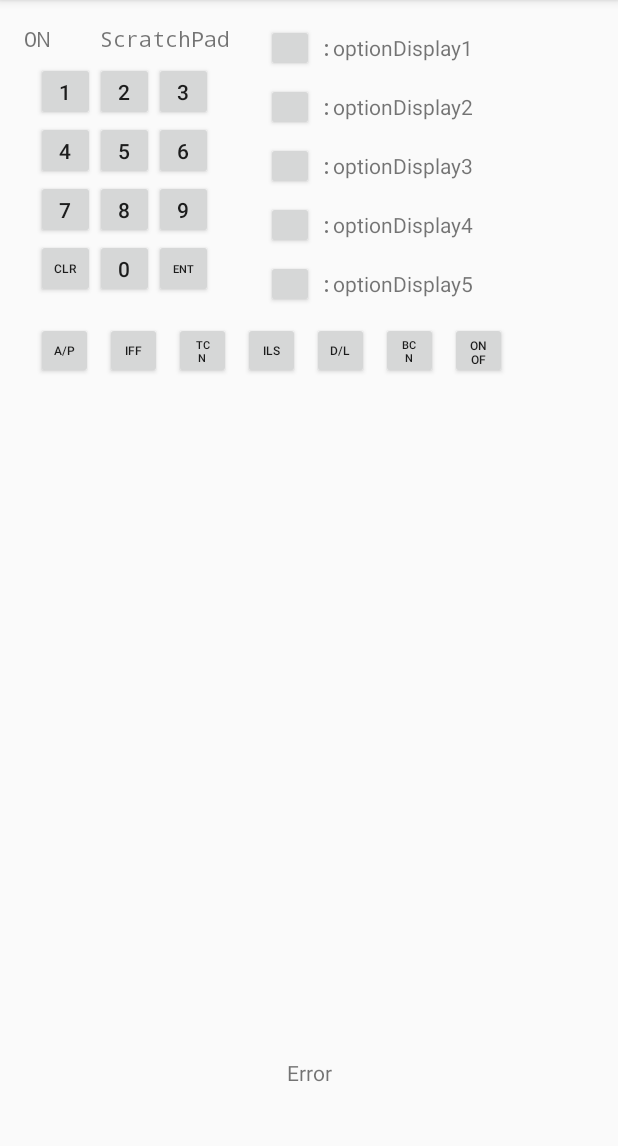
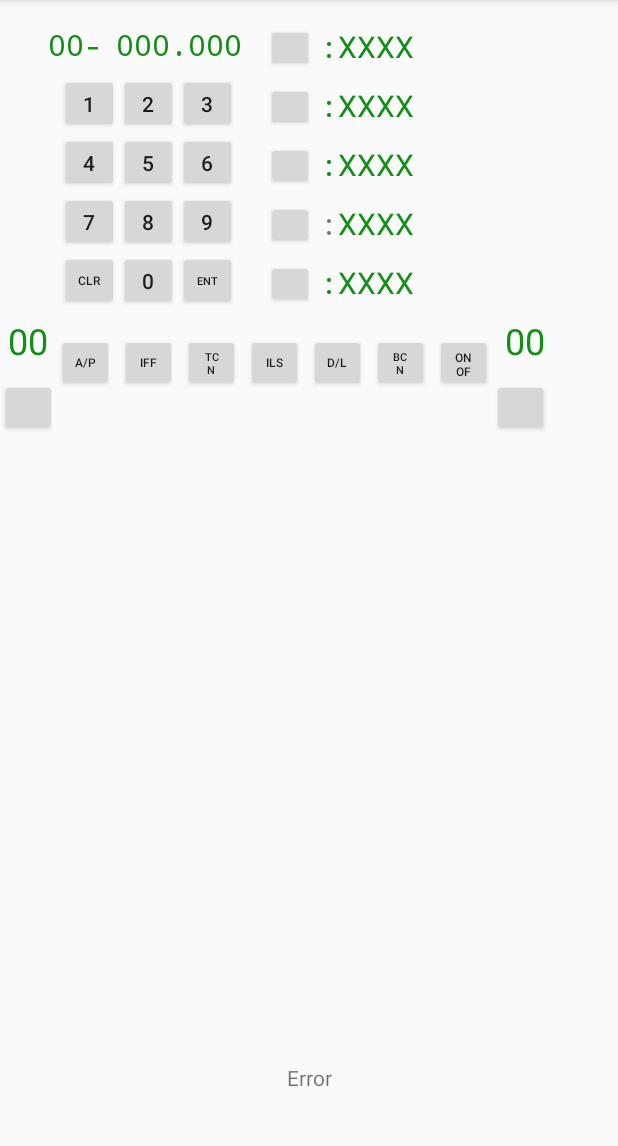
Before and after one commit to Qindal/Android_DCS_F18_UFC, an Android app: the screen it shows after launch (MainActivity), on a phone screen of 412 x 824 dp, the part 84-1230 px from its top. Run offline under Robolectric (Android 15) with nearby library versions, the phone set to English and light mode, and no system bars; 1 statement that could not run was skipped.

Commit message:
Added Comm 1 & 2 functionality

```diff
--- a/app/src/main/java/com/qindal/f18ufc/MainActivity.kt
+++ b/app/src/main/java/com/qindal/f18ufc/MainActivity.kt
@@ -6,11 +6,11 @@ import android.os.Message
 import android.util.Log
 import android.view.MotionEvent
 import android.view.View
-import android.widget.TextView
 import androidx.appcompat.app.AppCompatActivity
 import kotlinx.android.synthetic.main.activity_main.*
 import kotlinx.android.synthetic.main.fa18_ufc.*
 import java.lang.ref.WeakReference
+
 
 class MainActivity : AppCompatActivity(), View.OnTouchListener {
 
@@ -18,6 +18,12 @@ class MainActivity : AppCompatActivity(), View.OnTouchListener {
 
     private val TAG_WORKER_FRAGMENT = "ServerFragment"
     private var mServerFragment: ServerFragment? = null
+
+    // Variables for swype detection
+    private var y1: Float = 0f
+    private  var y2: Float = 0f
+    val MIN_DISTANCE = 150
+
 
     override fun onCreate(savedInstanceState: Bundle?) {
         super.onCreate(savedInstanceState)
@@ -78,6 +84,8 @@ class MainActivity : AppCompatActivity(), View.OnTouchListener {
         numeric9.setOnTouchListener(this)
         numericEnt.setOnTouchListener(this)
         numericCLR.setOnTouchListener(this)
+        btComm1.setOnTouchListener(this)
+        btComm2.setOnTouchListener(this)
     }
 
     // Numbers extracted from command_defs.lua
@@ -347,6 +355,50 @@ class MainActivity : AppCompatActivity(), View.OnTouchListener {
                     }
                 }
             }
+            btComm1 -> {
+                when (motionEvent.action){
+                    MotionEvent.ACTION_DOWN -> {
+                        mServerFragment?.newAction(8,1)
+                        y1 = motionEvent.y;
+                    }
+                    MotionEvent.ACTION_UP -> {
+                        y2 = motionEvent.y
+                        val deltaX = y2 - y1
+                        if (Math.abs(deltaX) > MIN_DISTANCE && y2 < y1) {
+                            mServerFragment?.newAction(33,1)
+                        }
+                        else if(Math.abs(deltaX) > MIN_DISTANCE && y2 > y1) {
+                            mServerFragment?.newAction(33,0)
+                        }
+                        else {
+                            mServerFragment?.newAction(8, 0)
+                        }
+                        view.performClick()
+                    }
+                }
+            }
+            btComm2 -> {
+                when (motionEvent.action){
+                    MotionEvent.ACTION_DOWN -> {
+                        mServerFragment?.newAction(9,1)
+                        y1 = motionEvent.y;
+                    }
+                    MotionEvent.ACTION_UP -> {
+                        y2 = motionEvent.y
+                        val deltaX = y2 - y1
+                        if (Math.abs(deltaX) > MIN_DISTANCE && y2 < y1) {
+                            mServerFragment?.newAction(34,1)
+                        }
+                        else if(Math.abs(deltaX) > MIN_DISTANCE && y2 > y1) {
+                            mServerFragment?.newAction(34,0)
+                        }
+                        else {
+                            mServerFragment?.newAction(9, 0)
+                        }
+                        view.performClick()
+                    }
+                }
+            }
         }
         return true
     }
@@ -362,6 +414,12 @@ class MainActivity : AppCompatActivity(), View.OnTouchListener {
             val activity: MainActivity? = currentActivity.get()
             if (activity != null) {
                 var messageText = message.data.getString("text")
+                if (messageText != null) {
+                    messageText = messageText.replace('`','1',false)
+                    messageText = messageText.replace('~','2',false)
+                    messageText = messageText.replace('_','-',false)
+                }
+
                 when (message.what) {
                     // optionDisplay1
                     1 -> activity.txtOptionDisplay1.text = messageText
@@ -389,6 +447,9 @@ class MainActivity : AppCompatActivity(), View.OnTouchListener {
                         else activity.txtString1.text =  " " }
                     62 -> {if(messageText!!.length > 0)  activity.txtString2.text =  messageText
                     else activity.txtString2.text =  " " }
+                    // comm displays
+                    71 -> activity.txtComm1.text = messageText
+                    72 -> activity.txtComm2.text = messageText
                 }
             }
         }
--- a/app/src/main/java/com/qindal/f18ufc/Server.kt
+++ b/app/src/main/java/com/qindal/f18ufc/Server.kt
@@ -152,6 +152,8 @@ class Server(_textHandler:Handler, _txtStatus:TextView) : Runnable {
                     "UFC_ScratchPadNumberDisplay" -> {msg.what = 6}
                     "UFC_ScratchPadString1Display"  -> {msg.what = 61}
                     "UFC_ScratchPadString2Display"  -> {msg.what = 62}
+                    "UFC_Comm1Display"  -> {msg.what = 71}
+                    "UFC_Comm2Display"  -> {msg.what = 72}
                 }
                 if(msg.what > 0){
                     //Log.v("LOG", "Sending " + msg.what + " -> " + words[w])
--- a/app/src/main/java/com/qindal/f18ufc/ServerFragment.kt
+++ b/app/src/main/java/com/qindal/f18ufc/ServerFragment.kt
@@ -24,7 +24,7 @@ class ServerFragment(private var textHandler: Handler, private var serverStatus
         // Retain this fragment across configuration changes.
         retainInstance = true
 
-        Log.w("LOG","ServerFragment onCreate()")
+        //Log.w("LOG","ServerFragment onCreate()")
         // Create and execute the background task.
         serverThread = Server(textHandler, serverStatus)
         val threadWithRunnable = Thread(serverThread)
@@ -38,7 +38,7 @@ class ServerFragment(private var textHandler: Handler, private var serverStatus
     }
 
     fun newAction(_button : Int, _inOut : Int) {
-        Log.w("LOG","ServerFragment newAction")
+        //Log.w("LOG","ServerFragment newAction")
         serverThread!!.newAction(_button, _inOut)
     }
 }
--- a/app/src/main/res/layout/fa18_ufc.xml
+++ b/app/src/main/res/layout/fa18_ufc.xml
@@ -15,8 +15,9 @@
             android:layout_width="wrap_content"
             android:layout_height="wrap_content"
             android:layout_marginStart="4dp"
-            android:layout_marginTop="6dp"
+            android:layout_marginTop="1dp"
             android:text=":"
+            android:textSize="20sp"
             android:typeface="monospace"
             app:layout_constraintStart_toEndOf="@+id/option4"
             app:layout_constraintTop_toTopOf="@+id/option4" />
@@ -26,8 +27,10 @@
             android:layout_width="wrap_content"
             android:layout_height="wrap_content"
             android:layout_marginStart="4dp"
-            android:layout_marginTop="6dp"
+            android:layout_marginTop="1dp"
             android:text=":"
+            android:textColor="@color/Green_LCD_text"
+            android:textSize="20sp"
             android:typeface="monospace"
             app:layout_constraintStart_toEndOf="@+id/option4"
             app:layout_constraintTop_toTopOf="@+id/option5" />
@@ -36,17 +39,35 @@
             android:id="@+id/ONOFF"
             android:layout_width="38dp"
             android:layout_height="38dp"
-            android:layout_marginStart="8dp"
+            android:layout_marginStart="4dp"
             android:text="ON OFF"
             android:textSize="8sp"
             app:layout_constraintStart_toEndOf="@+id/BCN"
             app:layout_constraintTop_toTopOf="@+id/AP" />
 
         <Button
+            android:id="@+id/btComm1"
+            android:layout_width="38dp"
+            android:layout_height="38dp"
+            android:layout_marginTop="4dp"
+            android:textSize="8sp"
+            app:layout_constraintStart_toStartOf="parent"
+            app:layout_constraintTop_toBottomOf="@+id/txtComm1" />
+
+        <Button
+            android:id="@+id/btComm2"
+            android:layout_width="38dp"
+            android:layout_height="38dp"
+            android:layout_marginTop="4dp"
+            android:textSize="8sp"
+            app:layout_constraintStart_toStartOf="@+id/txtComm2"
+            app:layout_constraintTop_toBottomOf="@+id/txtComm2" />
+
+        <Button
             android:id="@+id/BCN"
             android:layout_width="38dp"
             android:layout_height="38dp"
-            android:layout_marginStart="8dp"
+            android:layout_marginStart="4dp"
             android:text="BCN"
             android:textSize="7sp"
             app:layout_constraintStart_toEndOf="@+id/DL"
@@ -56,7 +77,7 @@
             android:id="@+id/DL"
             android:layout_width="38dp"
             android:layout_height="38dp"
-            android:layout_marginStart="8dp"
+            android:layout_marginStart="4dp"
             android:text="D/L"
             android:textSize="8sp"
             app:layout_constraintStart_toEndOf="@+id/ILS"
@@ -66,7 +87,7 @@
             android:id="@+id/ILS"
             android:layout_width="38dp"
             android:layout_height="38dp"
-            android:layout_marginStart="8dp"
+            android:layout_marginStart="4dp"
             android:text="ILS"
             android:textSize="8sp"
             app:layout_constraintStart_toEndOf="@+id/TCN"
@@ -76,7 +97,9 @@
             android:id="@+id/txtOptionDisplay5"
             android:layout_width="wrap_content"
             android:layout_height="wrap_content"
-            android:text="optionDisplay5"
+            android:text="XXXX"
+            android:textColor="@color/Green_LCD_text"
+            android:textSize="20sp"
             app:layout_constraintStart_toEndOf="@+id/txtCue5"
             app:layout_constraintTop_toTopOf="@+id/txtCue5" />
 
@@ -84,7 +107,9 @@
             android:id="@+id/txtOptionDisplay4"
             android:layout_width="wrap_content"
             android:layout_height="wrap_content"
-            android:text="optionDisplay4"
+            android:text="XXXX"
+            android:textColor="@color/Green_LCD_text"
+            android:textSize="20sp"
             app:layout_constraintStart_toEndOf="@+id/txtCue4"
             app:layout_constraintTop_toTopOf="@+id/txtCue4" />
 
@@ -92,7 +117,9 @@
             android:id="@+id/txtOptionDisplay3"
             android:layout_width="wrap_content"
             android:layout_height="wrap_content"
-            android:text="optionDisplay3"
+            android:text="XXXX"
+            android:textColor="@color/Green_LCD_text"
+            android:textSize="20sp"
             app:layout_constraintStart_toEndOf="@+id/txtCue3"
             app:layout_constraintTop_toTopOf="@+id/txtCue3" />
 
@@ -100,7 +127,9 @@
             android:id="@+id/txtOptionDisplay2"
             android:layout_width="wrap_content"
             android:layout_height="wrap_content"
-            android:text="optionDisplay2"
+            android:text="XXXX"
+            android:textColor="@color/Green_LCD_text"
+            android:textSize="20sp"
             app:layout_constraintStart_toEndOf="@+id/txtCue2"
             app:layout_constraintTop_toTopOf="@+id/txtCue2" />
 
@@ -233,10 +262,13 @@
 
         <TextView
             android:id="@+id/txtScratchPad"
-            android:layout_width="120dp"
-            android:layout_height="19dp"
-            android:text="ScratchPad"
+            android:layout_width="wrap_content"
+            android:layout_height="wrap_content"
+            android:minEms="4"
+            android:text="000.000"
             android:textAlignment="textEnd"
+            android:textColor="@color/Green_LCD_text"
+            android:textSize="20sp"
             android:typeface="monospace"
             app:layout_constraintStart_toEndOf="@+id/txtString2"
             app:layout_constraintTop_toTopOf="@+id/txtString2" />
@@ -245,7 +277,7 @@
             android:id="@+id/option1"
             android:layout_width="32dp"
             android:layout_height="32dp"
-            android:layout_marginStart="24dp"
+            android:layout_marginStart="16dp"
             app:layout_constraintStart_toEndOf="@+id/txtScratchPad"
             app:layout_constraintTop_toTopOf="@+id/txtScratchPad" />
 
@@ -261,17 +293,44 @@
             android:id="@+id/txtOptionDisplay1"
             android:layout_width="wrap_content"
             android:layout_height="wrap_content"
-            android:text="optionDisplay1"
+            android:text="XXXX"
+            android:textColor="@color/Green_LCD_text"
+            android:textSize="20sp"
             app:layout_constraintStart_toEndOf="@+id/txtCue1"
             app:layout_constraintTop_toTopOf="@+id/txtCue1" />
+
+        <TextView
+            android:id="@+id/txtComm1"
+            android:layout_width="38dp"
+            android:layout_height="38dp"
+            android:layout_marginTop="4dp"
+            android:text="00"
+            android:textAlignment="center"
+            android:textColor="@color/Green_LCD_text"
+            android:textSize="24sp"
+            app:layout_constraintStart_toStartOf="parent"
+            app:layout_constraintTop_toBottomOf="@+id/numericCLR" />
+
+        <TextView
+            android:id="@+id/txtComm2"
+            android:layout_width="38dp"
+            android:layout_height="38dp"
+            android:text=" 00"
+            android:textAlignment="center"
+            android:textColor="@color/Green_LCD_text"
+            android:textSize="24sp"
+            app:layout_constraintStart_toEndOf="@+id/ONOFF"
+            app:layout_constraintTop_toTopOf="@+id/txtComm1" />
 
         <TextView
             android:id="@+id/txtCue1"
             android:layout_width="wrap_content"
             android:layout_height="wrap_content"
             android:layout_marginStart="4dp"
-            android:layout_marginTop="6dp"
+            android:layout_marginTop="1dp"
             android:text=":"
+            android:textColor="@color/Green_LCD_text"
+            android:textSize="20sp"
             android:typeface="monospace"
             app:layout_constraintStart_toEndOf="@+id/option1"
             app:layout_constraintTop_toTopOf="@+id/option1" />
@@ -280,9 +339,14 @@
             android:id="@+id/txtString1"
             android:layout_width="wrap_content"
             android:layout_height="wrap_content"
-            android:layout_marginStart="16dp"
+            android:layout_marginStart="32dp"
             android:layout_marginTop="16dp"
-            android:text="O"
+            android:maxEms="2"
+            android:minEms="1"
+            android:text="00"
+            android:textAlignment="textEnd"
+            android:textColor="@color/Green_LCD_text"
+            android:textSize="20sp"
             android:typeface="monospace"
             app:autoSizeTextType="none"
             app:layout_constraintStart_toStartOf="parent"
@@ -292,7 +356,9 @@
             android:id="@+id/txtString2"
             android:layout_width="wrap_content"
             android:layout_height="wrap_content"
-            android:text="N"
+            android:text="-"
+            android:textColor="@color/Green_LCD_text"
+            android:textSize="20sp"
             android:typeface="monospace"
             app:layout_constraintStart_toEndOf="@+id/txtString1"
             app:layout_constraintTop_toTopOf="@+id/txtString1" />
@@ -302,8 +368,10 @@
             android:layout_width="wrap_content"
             android:layout_height="wrap_content"
             android:layout_marginStart="4dp"
-            android:layout_marginTop="6dp"
+            android:layout_marginTop="1dp"
             android:text=":"
+            android:textColor="@color/Green_LCD_text"
+            android:textSize="20sp"
             android:typeface="monospace"
             app:layout_constraintStart_toEndOf="@+id/option2"
             app:layout_constraintTop_toTopOf="@+id/option2" />
@@ -313,8 +381,10 @@
             android:layout_width="wrap_content"
             android:layout_height="wrap_content"
             android:layout_marginStart="4dp"
-            android:layout_marginTop="6dp"
+            android:layout_marginTop="1dp"
             android:text=":"
+            android:textColor="@color/Green_LCD_text"
+            android:textSize="20sp"
             android:typeface="monospace"
             app:layout_constraintStart_toEndOf="@+id/option3"
             app:layout_constraintTop_toTopOf="@+id/option3" />
@@ -326,14 +396,14 @@
             android:layout_marginTop="16dp"
             android:text="A/P"
             android:textSize="8sp"
-            app:layout_constraintStart_toStartOf="@+id/numericCLR"
+            app:layout_constraintStart_toEndOf="@+id/txtComm1"
             app:layout_constraintTop_toBottomOf="@+id/numericCLR" />
 
         <Button
             android:id="@+id/IFF"
             android:layout_width="38dp"
             android:layout_height="38dp"
-            android:layout_marginStart="8dp"
+            android:layout_marginStart="4dp"
             android:text="IFF"
             android:textSize="8sp"
             app:layout_constraintStart_toEndOf="@+id/AP"
@@ -343,7 +413,7 @@
             android:id="@+id/TCN"
             android:layout_width="38dp"
             android:layout_height="38dp"
-            android:layout_marginStart="8dp"
+            android:layout_marginStart="4dp"
             android:text="TCN"
             android:textSize="7sp"
             app:layout_constraintStart_toEndOf="@+id/IFF"
--- a/app/src/main/res/values/colors.xml
+++ b/app/src/main/res/values/colors.xml
@@ -3,4 +3,5 @@
     <color name="colorPrimary">#6200EE</color>
     <color name="colorPrimaryDark">#3700B3</color>
     <color name="colorAccent">#03DAC5</color>
+    <color name="Green_LCD_text">#138F18</color>
 </resources>
```
